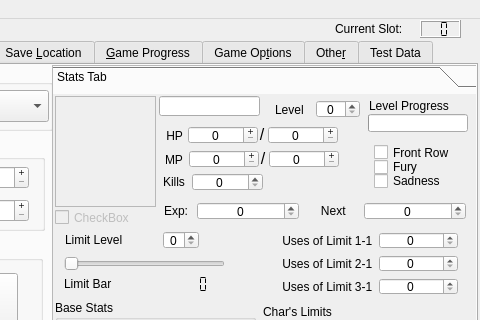
sithlord48/blackchocobo, file mainwindow.ui: the form before one commit; both pictures show x 250 to 730 and y 0 to 320 of the 730 by 548 pixel window.
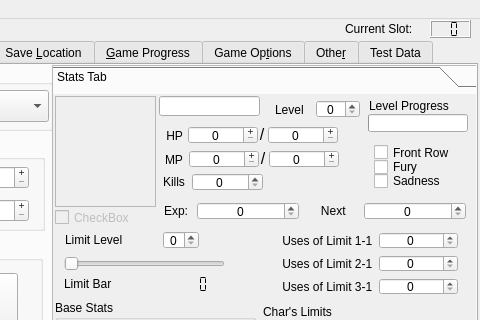
The form after the commit. Icons and pictures are not drawn.

Commit message: eslava's suggestions

```diff
--- a/mainwindow.ui
+++ b/mainwindow.ui
@@ -15684,9 +15684,9 @@
    <widget class="QFrame" name="frame">
     <property name="geometry">
      <rect>
-      <x>585</x>
+      <x>595</x>
       <y>0</y>
-      <width>141</width>
+      <width>131</width>
       <height>22</height>
      </rect>
     </property>
```
The commit also changes 1 other file.
